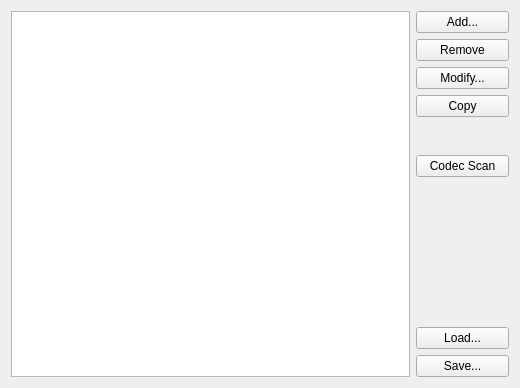
Old version of the form widgets/profilewidgetUI.ui in the repository KDE/audex.
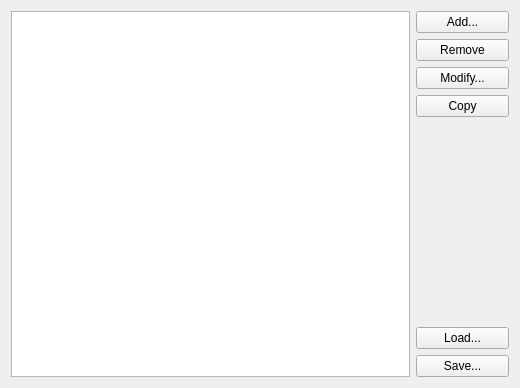
New version of the form.

Patch:
```diff
--- a/widgets/profilewidgetUI.ui
+++ b/widgets/profilewidgetUI.ui
@@ -59,13 +59,6 @@
        </property>
       </spacer>
      </item>
-     <item>
-      <widget class="QPushButton" name="kpushbutton_init" >
-       <property name="text" >
-        <string>Codec Scan</string>
-       </property>
-      </widget>
-     </item>
      <item>
       <spacer>
        <property name="orientation" >
```
Left out of the diff: 57 changed lines with no effect on the pictures.
